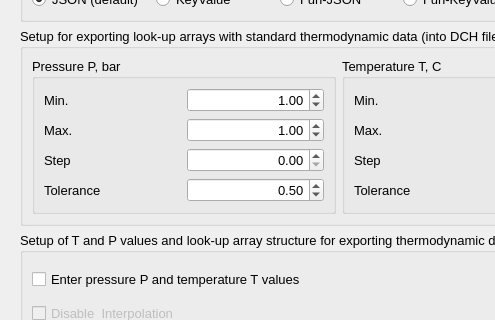
Above: GUI/Dialogs4/LookupDialog4.ui from gemshub/GEMSGUI before the change; both pictures show x 0 to 495 and y 175 to 495 of the 677 by 606 pixel window. Below: the same form after it.
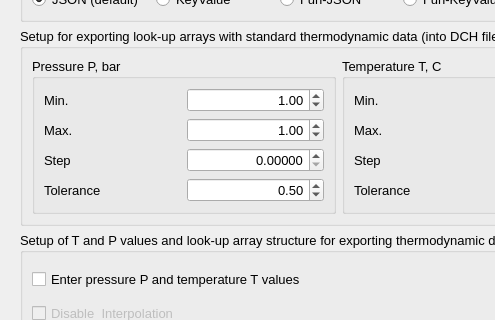
That is the form after the change.

Commit message: Fix namespace windows

```diff
--- a/GUI/Dialogs4/LookupDialog4.ui
+++ b/GUI/Dialogs4/LookupDialog4.ui
@@ -194,7 +194,7 @@
                 <set>Qt::AlignRight|Qt::AlignTrailing|Qt::AlignVCenter</set>
                </property>
                <property name="decimals">
-                <number>2</number>
+                <number>5</number>
                </property>
                <property name="maximum">
                 <double>1000.000000000000000</double>
```
Left out of the diff: 26 changed lines with no effect on the pictures. The commit also changes 2 other files.
